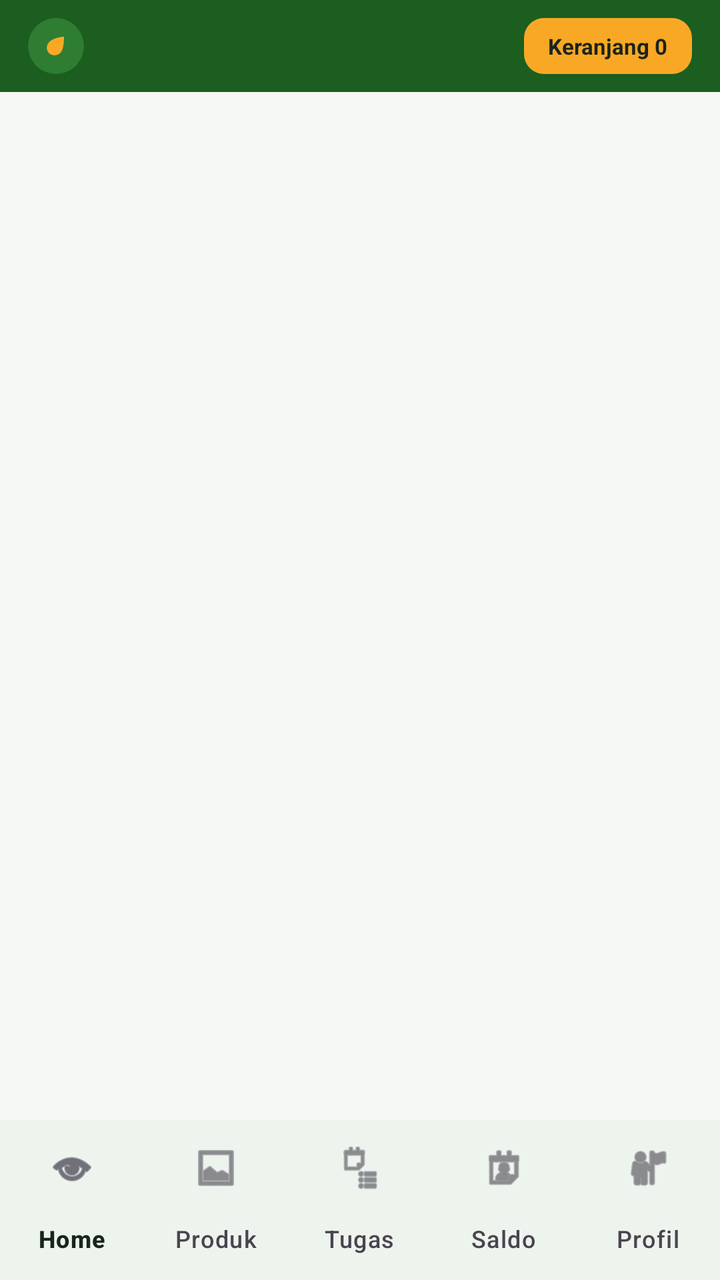
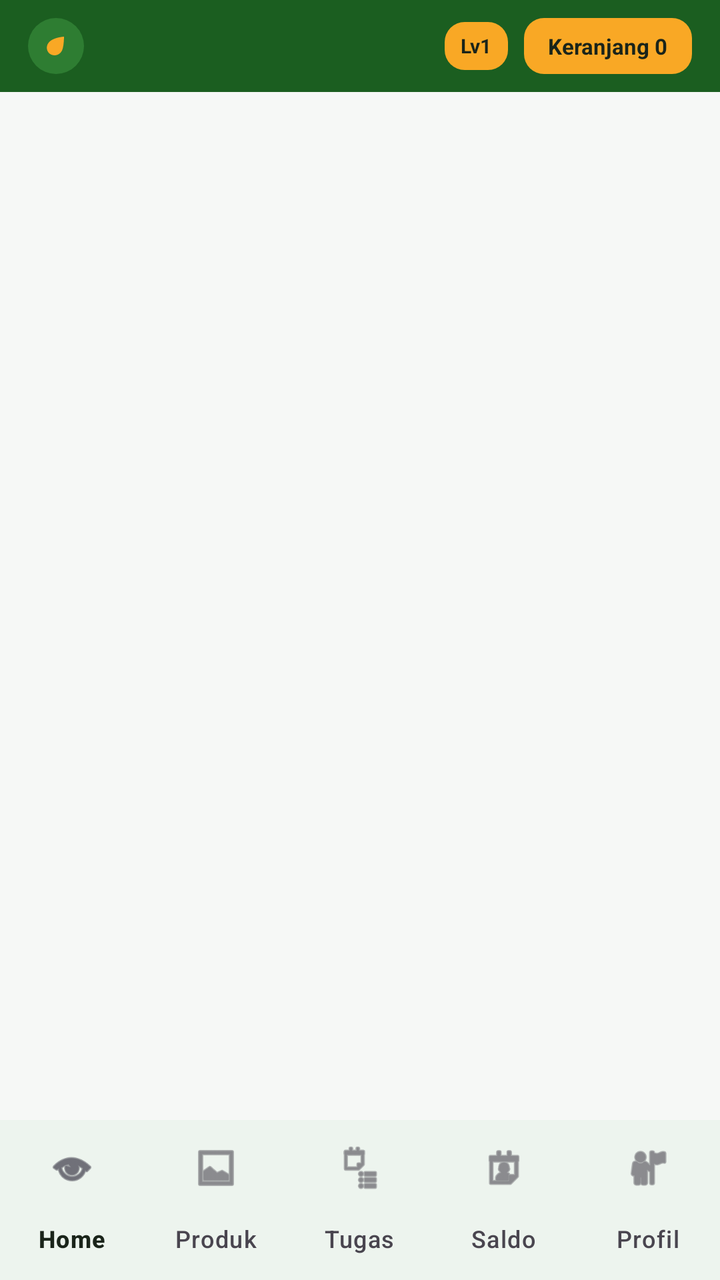

Compare the two renders of this Android layout. The source of the first and the diff that turns it into the second are given below.
<!-- AndroidManifest.xml: application theme Theme.Herbalindo -->
<!-- res/layout/activity_member.xml -->
<?xml version="1.0" encoding="utf-8"?>
<LinearLayout xmlns:android="http://schemas.android.com/apk/res/android"
    xmlns:app="http://schemas.android.com/apk/res-auto"
    android:layout_width="match_parent"
    android:layout_height="match_parent"
    android:background="@color/bg"
    android:orientation="vertical">

    
    <LinearLayout
        android:id="@+id/member_header"
        android:layout_width="match_parent"
        android:layout_height="wrap_content"
        android:background="@color/brand_green_dark"
        android:baselineAligned="false"
        android:gravity="center_vertical"
        android:orientation="horizontal"
        android:paddingStart="14dp"
        android:paddingTop="6dp"
        android:paddingEnd="14dp"
        android:paddingBottom="6dp">

        <ImageView
            android:layout_width="28dp"
            android:layout_height="28dp"
            android:layout_marginEnd="10dp"
            android:background="@drawable/bg_circle_green"
            android:contentDescription="@string/app_name"
            android:padding="6dp"
            android:src="@drawable/ic_product_placeholder"
            app:tint="@color/brand_accent" />

        <LinearLayout
            android:layout_width="0dp"
            android:layout_height="wrap_content"
            android:layout_weight="1"
            android:orientation="vertical">

            <TextView
                android:id="@+id/hdr_name"
                android:layout_width="match_parent"
                android:layout_height="wrap_content"
                android:ellipsize="end"
                android:maxLines="1"
                android:textColor="@color/text_on_brand"
                android:textSize="15sp"
                android:textStyle="bold" />

            <TextView
                android:id="@+id/hdr_sub"
                android:layout_width="match_parent"
                android:layout_height="wrap_content"
                android:ellipsize="end"
                android:maxLines="1"
                android:textColor="@color/brand_green_pale"
                android:textSize="10sp" />
        </LinearLayout>

        <TextView
            android:id="@+id/hdr_cart"
            android:layout_width="wrap_content"
            android:layout_height="28dp"
            android:layout_marginStart="10dp"
            android:background="@drawable/bg_accent_pill"
            android:gravity="center_vertical"
            android:maxLines="1"
            android:paddingStart="12dp"
            android:paddingEnd="12dp"
            android:text="Keranjang 0"
            android:textColor="@color/text_primary"
            android:textSize="11sp"
            android:textStyle="bold" />
    </LinearLayout>

    <FrameLayout
        android:id="@+id/tab_container"
        android:layout_width="match_parent"
        android:layout_height="0dp"
        android:layout_weight="1" />

    
    <FrameLayout
        android:id="@+id/member_banner"
        android:layout_width="match_parent"
        android:layout_height="wrap_content"
        android:layout_gravity="center_horizontal"
        android:background="@color/surface" />

    <com.google.android.material.bottomnavigation.BottomNavigationView
        android:id="@+id/bottom_nav"
        android:layout_width="match_parent"
        android:layout_height="wrap_content"
        android:background="@color/surface"
        app:labelVisibilityMode="labeled"
        app:menu="@menu/member_nav" />
</LinearLayout>
<!-- resources referenced by this layout -->
<resources>
  <color name="bg">#F6F8F6</color>
  <color name="brand_accent">#F9A825</color>
  <color name="brand_green_dark">#1B5E20</color>
  <color name="brand_green_pale">#E8F5E9</color>
  <color name="surface">#FFFFFF</color>
  <color name="text_on_brand">#FFFFFF</color>
  <color name="text_primary">#1A241A</color>
  <!-- drawable bg_accent_pill (drawable) -->
  <?xml version="1.0" encoding="utf-8"?>
  <shape xmlns:android="http://schemas.android.com/apk/res/android" android:shape="rectangle">
      <solid android:color="@color/brand_accent" />
      <corners android:radius="10dp" />
  </shape>
  <!-- drawable bg_circle_green (drawable) -->
  <?xml version="1.0" encoding="utf-8"?>
  <shape xmlns:android="http://schemas.android.com/apk/res/android" android:shape="oval">
      <solid android:color="@color/brand_green" />
  </shape>
  <!-- drawable ic_product_placeholder (drawable) -->
  <?xml version="1.0" encoding="utf-8"?>
  <vector xmlns:android="http://schemas.android.com/apk/res/android"
      android:width="96dp"
      android:height="96dp"
      android:viewportWidth="96"
      android:viewportHeight="96">
      <path
          android:fillColor="#43A047"
          android:pathData="M72,20c0,0 -34,2 -46,18C16,50 20,68 34,74c14,6 30,-2 34,-18C72,42 72,20 72,20z" />
      <path
          android:fillColor="#1B5E20"
          android:pathData="M66,30C56,42 44,54 30,66l4,5c14,-12 26,-25 36,-37z" />
  </vector>
  <string name="app_name">HERBALINDO</string>
  <style name="Theme.Herbalindo" parent="Theme.Material3.Light.NoActionBar">
          <item name="colorPrimary">@color/brand_green</item>
          <item name="colorPrimaryDark">@color/brand_green_dark</item>
          <item name="colorOnPrimary">@color/text_on_brand</item>
          <item name="colorSecondary">@color/brand_accent</item>
          <item name="colorOnSecondary">@color/text_primary</item>
          <item name="colorSurface">@color/surface</item>
          <item name="colorOnSurface">@color/text_primary</item>
          <item name="android:colorBackground">@color/bg</item>
          <item name="android:statusBarColor">@color/brand_green_dark</item>
          <item name="android:navigationBarColor">@color/surface</item>
          <item name="android:windowLightStatusBar" tools:targetApi="m">false</item>
          <item name="android:windowLightNavigationBar" tools:targetApi="o_mr1">false</item>
          <item name="android:windowBackground">@color/bg</item>
      </style>
  <color name="brand_green">#2E7D32</color>
</resources>

<!-- the commit's change to res/layout/activity_member.xml (unified diff, before → after) -->
@@ -57,10 +57,25 @@
         </LinearLayout>
 
         <TextView
+            android:id="@+id/hdr_level"
+            android:layout_width="wrap_content"
+            android:layout_height="24dp"
+            android:layout_marginStart="10dp"
+            android:background="@drawable/bg_accent_pill"
+            android:gravity="center_vertical"
+            android:maxLines="1"
+            android:paddingStart="8dp"
+            android:paddingEnd="8dp"
+            android:text="Lv1"
+            android:textColor="@color/text_primary"
+            android:textSize="10sp"
+            android:textStyle="bold" />
+
+        <TextView
             android:id="@+id/hdr_cart"
             android:layout_width="wrap_content"
             android:layout_height="28dp"
-            android:layout_marginStart="10dp"
+            android:layout_marginStart="8dp"
             android:background="@drawable/bg_accent_pill"
             android:gravity="center_vertical"
             android:maxLines="1"
